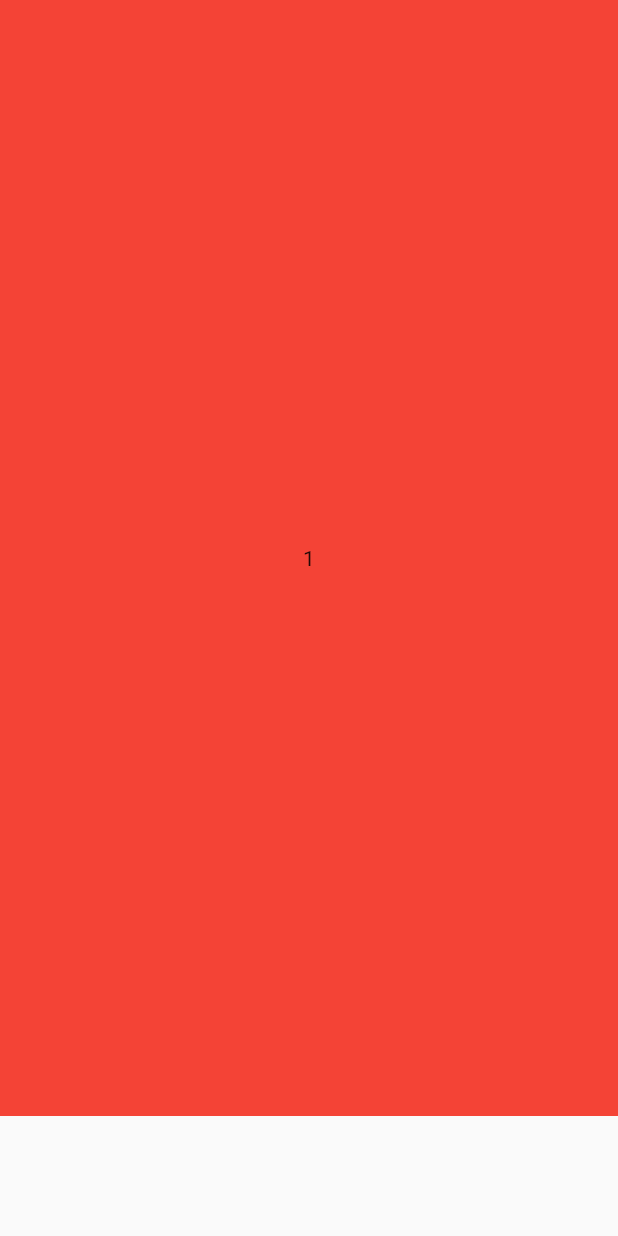
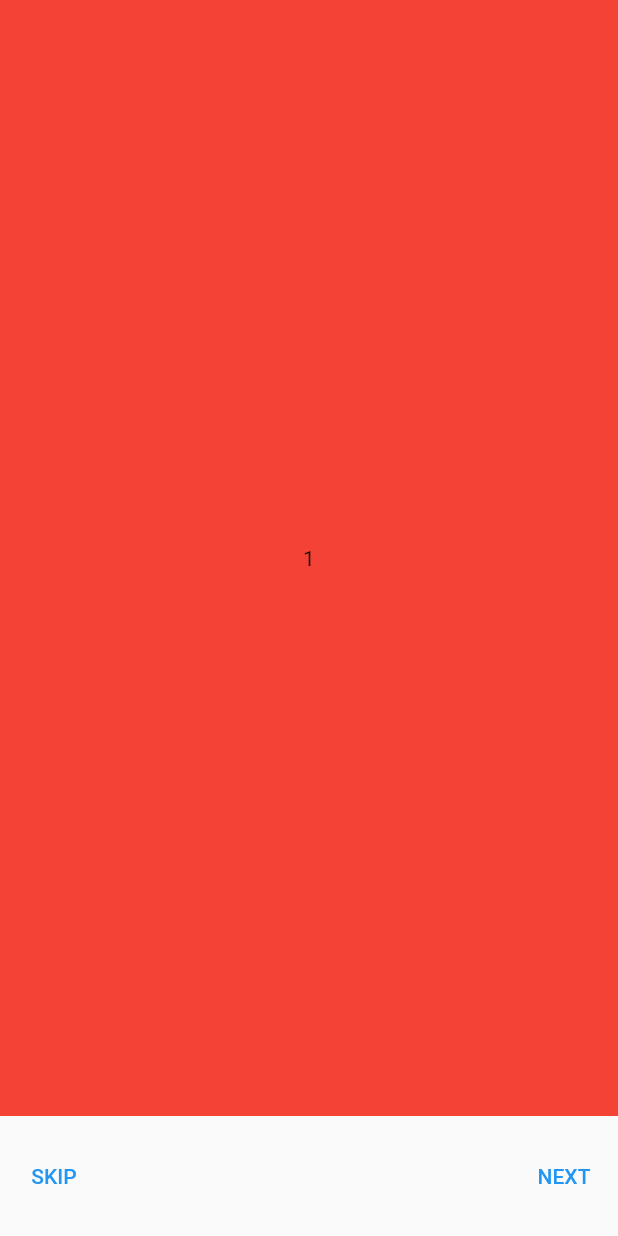
Before and after one commit to gulsenkeskin/onboarding, a Flutter app: the screen it shows after launch, on a phone screen of 412 x 824 dp. Run offline on Flutter 3.47's test engine with Material 2 defaults, Android fonts, the phone set to English and light mode, and no system bars.

Commit message:
added bottomSheet

```diff
--- a/lib/onboarding.dart
+++ b/lib/onboarding.dart
@@ -29,5 +29,16 @@ class _OnboardingPageState extends State<OnboardingPage> {
         ],
       ),
     ),
+    bottomSheet: Container(
+      padding: const EdgeInsets.symmetric(horizontal:4 ),
+      height: 80,
+      child: Row(
+        mainAxisAlignment: MainAxisAlignment.spaceBetween,
+        children: [
+          TextButton(onPressed: (){}, child: const Text('SKIP')),
+          TextButton(onPressed: (){}, child: const Text('NEXT'))
+        ],
+      ),
+    ),
   );
 }
```
